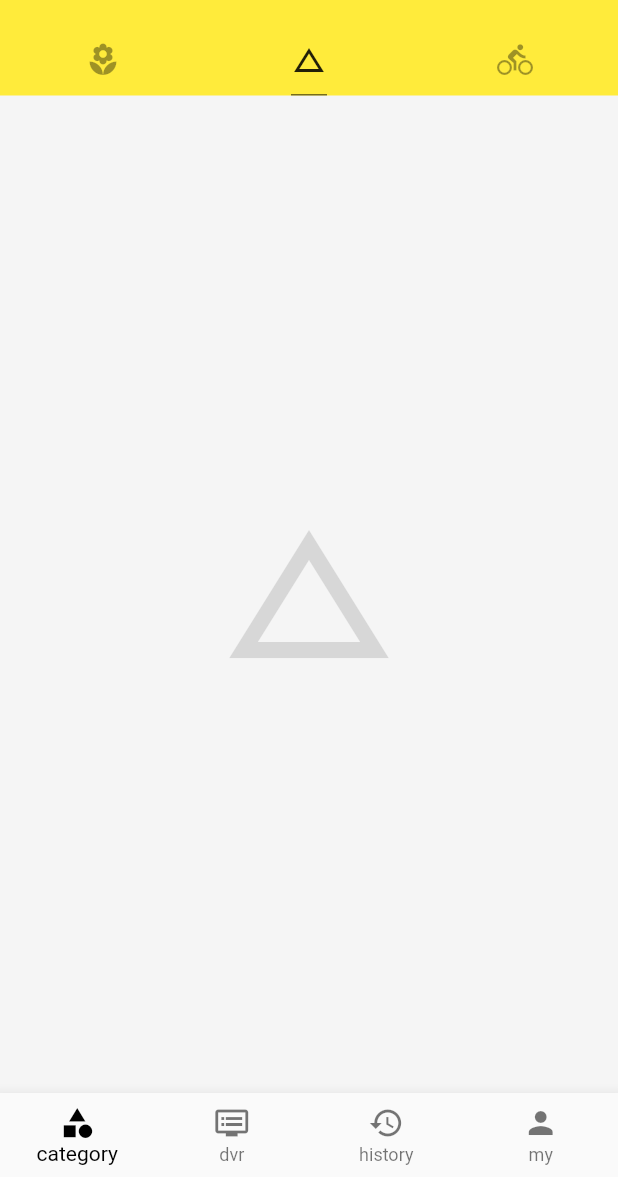
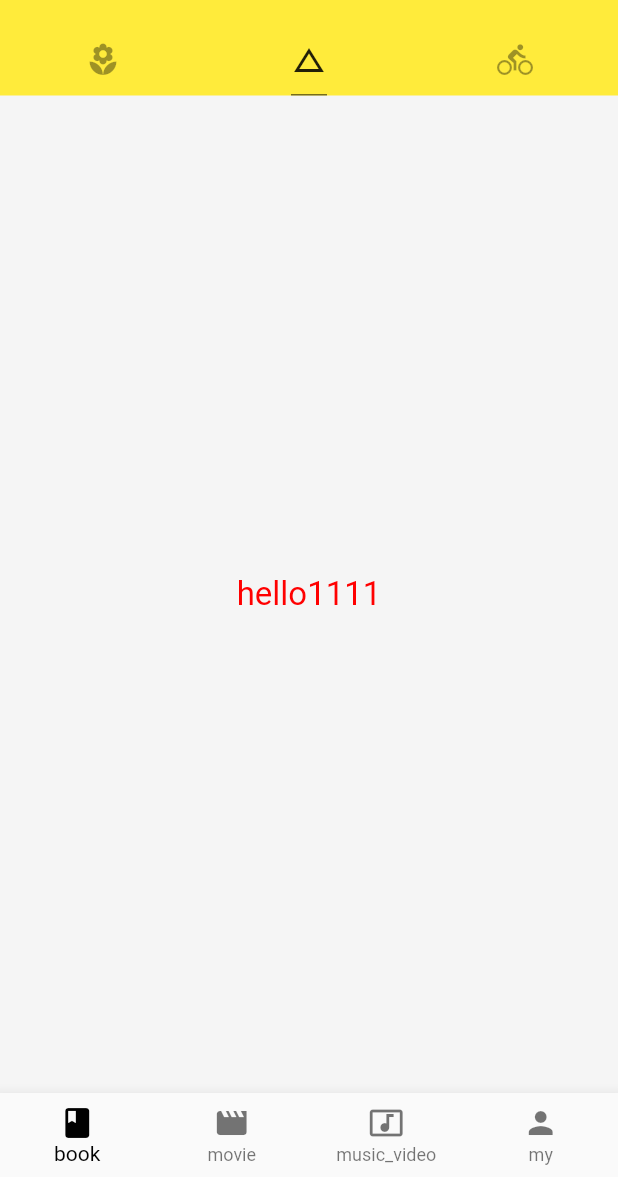
Before and after one commit to simpleSmileL/flutterapp, a Flutter app: the screen it shows after launch, tab 2 chosen, on a phone screen of 412 x 824 dp, the part 59-1236 px from its top. Run offline on Flutter 3.47's test engine with Material 2 defaults, Android fonts, the phone set to English and light mode, and no system bars; network calls fail.

Commit message:
2020.6.1. 抽取部分界面

```diff
--- a/lib/demo/BottemNavigationBarDemo.dart
+++ b/lib/demo/BottemNavigationBarDemo.dart
@@ -15,16 +15,6 @@ class _BottomNavigationBarDemo extends State<BottomNavigationBarDemo> {
     setState(() {
       _currentIndex = index;
       print('点击了第几个-----' + index.toString());
-      switch (index) {
-        case 0:
-          break;
-        case 1:
-          break;
-        case 2:
-          break;
-        case 3:
-          break;
-      }
     });
   }
 
@@ -38,10 +28,13 @@ class _BottomNavigationBarDemo extends State<BottomNavigationBarDemo> {
       onTap: _onTagHandler,
       items: [
         BottomNavigationBarItem(
-            icon: Icon(Icons.category), title: Text('category')),
-        BottomNavigationBarItem(icon: Icon(Icons.dvr), title: Text('dvr')),
+            icon: Icon(
+              Icons.book,
+            ),
+            title: Text('book')),
+        BottomNavigationBarItem(icon: Icon(Icons.movie), title: Text('movie')),
         BottomNavigationBarItem(
-            icon: Icon(Icons.history), title: Text('history')),
+            icon: Icon(Icons.music_video), title: Text('music_video')),
         BottomNavigationBarItem(icon: Icon(Icons.person), title: Text('my')),
       ],
     );
--- a/lib/demo/HelloDemo.dart
+++ b/lib/demo/HelloDemo.dart
@@ -1,6 +1,6 @@
 import 'package:flutter/material.dart';
 
-class Hello extends StatelessWidget{
+class Hellodemo extends StatelessWidget{
   @override
   Widget build(BuildContext context) {
     // TODO: implement build
--- /dev/null
+++ b/lib/demo/TabBarViewDemo.dart
@@ -0,0 +1,14 @@
+import 'package:flutter/material.dart';
+import '../demo/ListViewDemo.dart';
+import '../demo/HelloDemo.dart';
+class TabBarViewDemo extends StatelessWidget{
+  @override
+  Widget build(BuildContext context) {
+    // TODO: implement build
+    return TabBarView(children: <Widget>[
+      ListViewDemo(),
+      Hellodemo(),
+      Icon(Icons.directions_bike, size: 128.0, color: Colors.black12)
+    ]);
+  }
+}
--- a/lib/main.dart
+++ b/lib/main.dart
@@ -2,6 +2,9 @@ import 'package:flutter/material.dart';
 import 'demo/DrawerDemo.dart';
 import 'demo/BottemNavigationBarDemo.dart';
 import 'demo/ListViewDemo.dart';
+import 'demo/TabBarViewDemo.dart';
+import 'demo/BottomNavigationBarLnt.dart';
+
 
 void main() => runApp(App());
 
@@ -22,10 +25,9 @@ class App extends StatelessWidget {
 }
 
 class Home extends StatelessWidget {
-
-
   @override
   Widget build(BuildContext context) {
+
     // TODO: implement build
     return DefaultTabController(
       length: 3,
@@ -57,11 +59,7 @@ class Home extends StatelessWidget {
                 Tab(icon: Icon(Icons.directions_bike)),
               ]),
         ),
-        body: TabBarView(children: <Widget>[
-          ListViewDemo(),
-          Icon(Icons.change_history, size: 128.0, color: Colors.black12),
-          Icon(Icons.directions_bike, size: 128.0, color: Colors.black12)
-        ]),
+        body: TabBarViewDemo(),
         drawer: DrawerDemo(),
         bottomNavigationBar:BottomNavigationBarDemo() ,
       ),
```
Also changed, not shown: lib/demo/BottomNavigationBarLnt.dart (added, +56 -0 lines).
